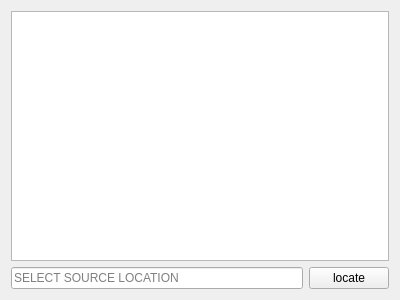
Above: widgets/filewidget.ui from NHERI-SimCenter/TurbulenceInflowTool before the change. Below: the same form after it.
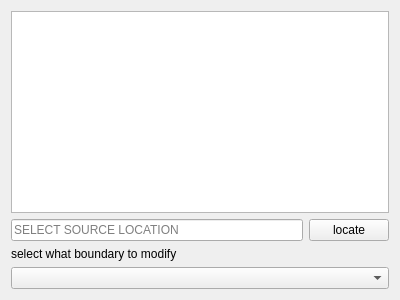
That is the form after the change.

The edit to the form file:
```diff
--- a/widgets/filewidget.ui
+++ b/widgets/filewidget.ui
@@ -61,6 +61,16 @@
      </property>
     </widget>
    </item>
+   <item row="2" column="0">
+    <widget class="QLabel" name="listLabel">
+     <property name="text">
+      <string>select what boundary to modify</string>
+     </property>
+    </widget>
+   </item>
+   <item row="3" column="0" colspan="2">
+    <widget class="QComboBox" name="boundarySelection"/>
+   </item>
   </layout>
  </widget>
  <resources/>
```
